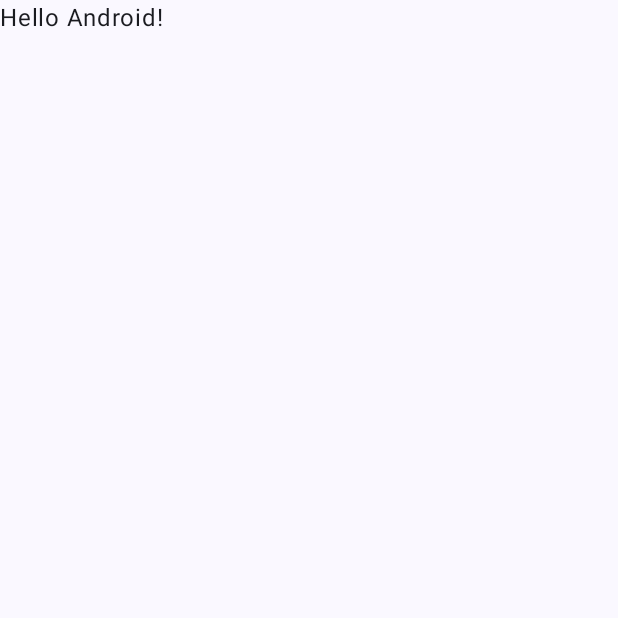
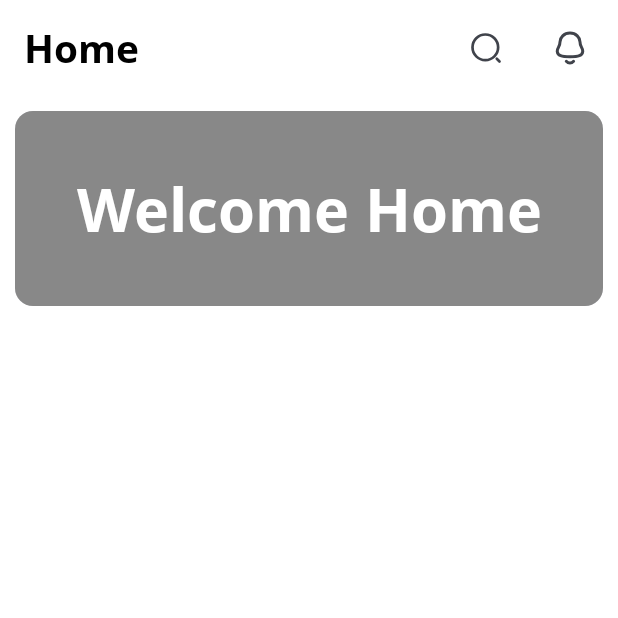
Before and after one commit to aamir046/eBooksLibrary-Compose-app, an Android app built with Jetpack Compose: the screen it shows after launch (MainActivity), on a phone screen of 412 x 824 dp, the top half of it. Before the commit the part shown is almost empty. Run offline under Robolectric (Android 15) with nearby library versions, the phone set to English and light mode, and no system bars.

Commit message:
Home screen updated with App Bar

```diff
--- a/app/src/main/java/com/aamir/compose/eBooksLibrary/presentation/home/HomeScreen.kt
+++ b/app/src/main/java/com/aamir/compose/eBooksLibrary/presentation/home/HomeScreen.kt
@@ -1,14 +1,25 @@
 package com.aamir.compose.eBooksLibrary.presentation.home
 
+import androidx.compose.foundation.background
 import androidx.compose.foundation.layout.Box
 import androidx.compose.foundation.layout.fillMaxSize
+import androidx.compose.foundation.layout.fillMaxWidth
+import androidx.compose.foundation.layout.height
 import androidx.compose.foundation.layout.padding
+import androidx.compose.material3.Card
+import androidx.compose.material3.MaterialTheme
 import androidx.compose.material3.Scaffold
 import androidx.compose.material3.Text
 import androidx.compose.runtime.Composable
+import androidx.compose.ui.Alignment
 import androidx.compose.ui.Modifier
+import androidx.compose.ui.graphics.Color
+import androidx.compose.ui.text.font.FontWeight
 import androidx.compose.ui.tooling.preview.Devices
 import androidx.compose.ui.tooling.preview.Preview
+import androidx.compose.ui.unit.dp
+import androidx.compose.ui.unit.sp
+import com.aamir.compose.eBooksLibrary.presentation.home.components.HomeAppBar
 
 @Composable
 fun HomeScreenRoot() {
@@ -17,33 +28,40 @@ fun HomeScreenRoot() {
 
 
 @Composable
-fun HomeScreen(){
-    Scaffold(modifier = Modifier.fillMaxSize()) { innerPadding ->
-        Greeting(
-            name = "Android",
-            modifier = Modifier.padding(innerPadding)
-        )
+fun HomeScreen(
+    modifier: Modifier = Modifier
+){
+    Scaffold(
+        topBar = {
+            HomeAppBar()
+        },
+        modifier = modifier.fillMaxSize()
+    ) { innerPadding ->
+
+        Box(modifier = modifier
+            .padding(innerPadding)
+            .fillMaxSize()
+            .background(Color.White)) {
+
+            Card(
+                modifier = Modifier
+                    .height(150.dp)
+                    .fillMaxWidth()
+                    .padding(10.dp)
+            ) {
+                Box(modifier = modifier.fillMaxSize().background(Color.Gray)){
+                    Text(modifier = Modifier.align(Alignment.Center), text = "Welcome Home", style = MaterialTheme.typography.titleLarge,
+                        fontWeight = FontWeight.Bold,
+                        fontSize = 40.sp,
+                        color = Color.White)
+                }
+            }
+        }
     }
 }
 
-@Composable
-fun Greeting(name: String, modifier: Modifier = Modifier) {
-    Text(
-        text = "Hello $name!",
-        modifier = modifier
-    )
-}
-
-@Preview(showBackground = true, name = "Empty View", device = Devices.NEXUS_5)
+@Preview(apiLevel = 34, showBackground = true, name = "Empty View", device = Devices.PIXEL)
 @Composable
 fun GreetingPreview() {
-    Scaffold(modifier = Modifier.fillMaxSize()) { paddingValues ->
-        Box(
-            modifier = Modifier
-                .padding(paddingValues)
-                .fillMaxSize()
-        ) {
-            Greeting("Android")
-        }
-    }
+    HomeScreen()
 }
--- /dev/null
+++ b/app/src/main/java/com/aamir/compose/eBooksLibrary/presentation/home/components/AppBarHome.kt
@@ -0,0 +1,169 @@
+package com.aamir.compose.eBooksLibrary.presentation.home.components
+
+import androidx.compose.foundation.background
+import androidx.compose.foundation.border
+import androidx.compose.foundation.clickable
+import androidx.compose.foundation.layout.Box
+import androidx.compose.foundation.layout.Row
+import androidx.compose.foundation.layout.fillMaxSize
+import androidx.compose.foundation.layout.fillMaxWidth
+import androidx.compose.foundation.layout.height
+import androidx.compose.foundation.layout.padding
+import androidx.compose.foundation.layout.width
+import androidx.compose.foundation.shape.RoundedCornerShape
+import androidx.compose.foundation.text.BasicTextField
+import androidx.compose.material3.ExperimentalMaterial3Api
+import androidx.compose.material3.Icon
+import androidx.compose.material3.IconButton
+import androidx.compose.material3.LocalTextStyle
+import androidx.compose.material3.MaterialTheme
+import androidx.compose.material3.Scaffold
+import androidx.compose.material3.Text
+import androidx.compose.material3.TopAppBar
+import androidx.compose.material3.TopAppBarDefaults
+import androidx.compose.runtime.Composable
+import androidx.compose.runtime.getValue
+import androidx.compose.runtime.mutableStateOf
+import androidx.compose.runtime.remember
+import androidx.compose.runtime.setValue
+import androidx.compose.ui.Alignment
+import androidx.compose.ui.Modifier
+import androidx.compose.ui.graphics.Color
+import androidx.compose.ui.graphics.SolidColor
+import androidx.compose.ui.res.painterResource
+import androidx.compose.ui.text.font.Font
+import androidx.compose.ui.text.font.FontFamily
+import androidx.compose.ui.text.font.FontStyle
+import androidx.compose.ui.text.font.FontWeight
+import androidx.compose.ui.text.style.TextAlign
+import androidx.compose.ui.tooling.preview.Devices
+import androidx.compose.ui.tooling.preview.Preview
+import androidx.compose.ui.unit.dp
+import com.aamir.compose.eBooksLibrary.R
+import com.aamir.compose.eBooksLibrary.presentation.theme.Purple80
+
+@OptIn(ExperimentalMaterial3Api::class)
+@Composable
+fun HomeAppBar(
+    onNotificationsClick: (Boolean) -> Unit = {},
+    onSearchQuery: (String) -> Unit = {},
+    isSearchingEnabled:(Boolean)->Unit={}
+){
+    var searchQuery by remember { mutableStateOf("") }
+    var isSearching by remember { mutableStateOf(false) }
+    isSearchingEnabled(isSearching)
+    onSearchQuery(searchQuery)
+    TopAppBar(
+        title = {
+            if (isSearching) {
+                Row(
+                    modifier = Modifier
+                        .fillMaxWidth()
+                        .padding(top = 8.dp, bottom = 8.dp, end = 16.dp),
+                    verticalAlignment = Alignment.CenterVertically // Aligns the cancel text with the input field
+                ) {
+                    BasicTextField(
+                        value = searchQuery,
+                        onValueChange = {
+                            searchQuery = it
+                        },
+                        singleLine = true,
+                        cursorBrush = SolidColor(Color.White),
+                        textStyle = MaterialTheme.typography.labelLarge.copy(
+                            textAlign = TextAlign.Start,
+                            color = Color.White
+                        ),
+                        modifier = Modifier
+                            .weight(1f) // Takes up available space before the cancel button
+                            .background(Purple80, shape = RoundedCornerShape(size = 10.dp))
+                            .border(1.dp, color = Purple80, shape = RoundedCornerShape(size = 10.dp)),
+                        decorationBox = { innerTextField ->
+                            Box(
+                                modifier = Modifier
+                                    .fillMaxSize()
+                                    .padding(horizontal = 10.dp), // Padding for both the input text and placeholder
+                                contentAlignment = Alignment.CenterStart // Vertically center the text
+                            ) {
+                                if (searchQuery.isEmpty()) {
+                                    Text(
+                                        text = "Search Notes",
+                                        style = MaterialTheme.typography.labelLarge,
+                                        color = Color.Gray,
+                                        textAlign = TextAlign.Start,
+                                        modifier = Modifier.padding(vertical = 13.dp)
+                                    )
+                                }
+                                innerTextField() // The text entered inside the BasicTextField
+                            }
+                        }
+                    )
+                    Text(
+                        text = "Cancel",
+                        color = Color.White,
+                        modifier = Modifier
+                            .padding(start = 16.dp)
+                            .clickable {
+                                searchQuery = "" // Clear the search query
+                                onSearchQuery("") // Reset the search
+                                isSearching = false // Close the search mode
+                            },
+                        style = MaterialTheme.typography.labelLarge
+                    )
+                }
+            } else {
+                Text(
+                    text = "Home",
+                    style = MaterialTheme.typography.titleLarge,
+                    fontWeight = FontWeight.Bold
+                )
+            }
+        },
+        modifier = Modifier.fillMaxWidth(),
+        colors = TopAppBarDefaults.topAppBarColors(
+            containerColor = Color.White,
+            titleContentColor = Color.Black
+        ),
+        actions = {
+            if(!isSearching) {
+                IconButton(
+                    modifier = Modifier
+                        .padding(horizontal = 8.dp)
+                        .height(40.dp)
+                        .width(40.dp),
+                    onClick = { isSearching = true }
+                ) {
+                    Icon(
+                        painter = painterResource(id = R.drawable.ic_search),
+                        contentDescription = "Search"
+                    )
+                }
+
+                IconButton(
+                    modifier = Modifier
+                        .padding(horizontal = 8.dp)
+                        .height(40.dp)
+                        .width(40.dp),
+                    onClick = { onNotificationsClick.invoke(true) }
+                ) {
+                    Icon(
+                        painter = painterResource(id = R.drawable.ic_notifications),
+                        contentDescription = "Notifications"
+                    )
+                }
+            }
+        }
+    )
+}
+
+@Preview(apiLevel = 34, showBackground = true, device = Devices.PIXEL)
+@Composable
+fun HomeAppBarPreview(){
+    Scaffold(){paddingvalues->
+        Box(modifier = Modifier
+            .padding(paddingvalues)
+            .fillMaxSize()
+            .background(Color.White)){
+            HomeAppBar()
+        }
+    }
+}
--- a/app/src/main/java/com/aamir/compose/eBooksLibrary/presentation/theme/Color.kt
+++ b/app/src/main/java/com/aamir/compose/eBooksLibrary/presentation/theme/Color.kt
@@ -9,3 +9,5 @@ val Pink80 = Color(0xFFEFB8C8)
 val Purple40 = Color(0xFF6650a4)
 val PurpleGrey40 = Color(0xFF625b71)
 val Pink40 = Color(0xFF7D5260)
+
+val black = Color(0xFF000000)
--- a/app/src/main/java/com/aamir/compose/eBooksLibrary/presentation/theme/Type.kt
+++ b/app/src/main/java/com/aamir/compose/eBooksLibrary/presentation/theme/Type.kt
@@ -2,33 +2,68 @@ package com.aamir.compose.eBooksLibrary.presentation.theme
 
 import androidx.compose.material3.Typography
 import androidx.compose.ui.text.TextStyle
+import androidx.compose.ui.text.font.Font
 import androidx.compose.ui.text.font.FontFamily
 import androidx.compose.ui.text.font.FontWeight
 import androidx.compose.ui.unit.sp
+import com.aamir.compose.eBooksLibrary.R
 
 // Set of Material typography styles to start with
 val Typography = Typography(
     bodyLarge = TextStyle(
-        fontFamily = FontFamily.Default,
+        fontFamily = FontFamily(Font(R.font.open_sans_regular)),
         fontWeight = FontWeight.Normal,
         fontSize = 16.sp,
         lineHeight = 24.sp,
         letterSpacing = 0.5.sp
-    )
-    /* Other default text styles to override
+    ),
+
     titleLarge = TextStyle(
-        fontFamily = FontFamily.Default,
-        fontWeight = FontWeight.Normal,
+        fontFamily = FontFamily(Font(R.font.open_sans_bold)),
+        fontWeight = FontWeight.Bold,
+        fontSize = 26.sp,
+        lineHeight = 29.sp,
+        letterSpacing = 0.sp
+    ),
+
+    titleMedium =TextStyle(
+        fontFamily = FontFamily(Font(R.font.open_sans_semibold)),
+        fontWeight = FontWeight.Bold,
         fontSize = 22.sp,
         lineHeight = 28.sp,
         letterSpacing = 0.sp
     ),
+
+    titleSmall =TextStyle(
+        fontFamily = FontFamily(Font(R.font.open_sans_semibold)),
+        fontWeight = FontWeight.Bold,
+        fontSize = 20.sp,
+        lineHeight = 25.sp,
+        letterSpacing = 0.sp
+    ),
+
     labelSmall = TextStyle(
-        fontFamily = FontFamily.Default,
+        fontFamily = FontFamily(Font(R.font.open_sans_light)),
         fontWeight = FontWeight.Medium,
-        fontSize = 11.sp,
+        fontSize = 10.sp,
         lineHeight = 16.sp,
         letterSpacing = 0.5.sp
-    )
-    */
+    ),
+
+    labelMedium = TextStyle(
+        fontFamily = FontFamily(Font(R.font.open_sans_regular)),
+        fontWeight = FontWeight.Medium,
+        fontSize = 12.sp,
+        lineHeight = 16.sp,
+        letterSpacing = 0.5.sp
+    ),
+
+    labelLarge = TextStyle(
+        fontFamily = FontFamily(Font(R.font.open_sans_regular)),
+        fontWeight = FontWeight.Medium,
+        fontSize = 14.sp,
+        lineHeight = 16.sp,
+        letterSpacing = 0.5.sp
+    ),
+
 )
--- /dev/null
+++ b/app/src/main/res/drawable/ic_notifications.xml
@@ -0,0 +1,21 @@
+<vector xmlns:android="http://schemas.android.com/apk/res/android"
+    android:width="24dp"
+    android:height="24dp"
+    android:viewportWidth="24"
+    android:viewportHeight="24">
+  <path
+      android:pathData="M12,17.848C17.639,17.848 20.248,17.124 20.5,14.22C20.5,11.319 18.681,11.505 18.681,7.945C18.681,5.164 16.045,2 12,2C7.955,2 5.319,5.164 5.319,7.945C5.319,11.505 3.5,11.319 3.5,14.22C3.753,17.135 6.362,17.848 12,17.848Z"
+      android:strokeLineJoin="round"
+      android:strokeWidth="2"
+      android:fillColor="#00000000"
+      android:fillType="evenOdd"
+      android:strokeColor="#121212"
+      android:strokeLineCap="round"/>
+  <path
+      android:pathData="M14.389,20.857C13.025,22.372 10.897,22.39 9.52,20.857"
+      android:strokeLineJoin="round"
+      android:strokeWidth="2"
+      android:fillColor="#00000000"
+      android:strokeColor="#121212"
+      android:strokeLineCap="round"/>
+</vector>
--- /dev/null
+++ b/app/src/main/res/drawable/ic_search.xml
@@ -0,0 +1,20 @@
+<vector xmlns:android="http://schemas.android.com/apk/res/android"
+    android:width="24dp"
+    android:height="24dp"
+    android:viewportWidth="24"
+    android:viewportHeight="24">
+  <path
+      android:pathData="M11.55,20.1C16.272,20.1 20.1,16.272 20.1,11.55C20.1,6.828 16.272,3 11.55,3C6.828,3 3,6.828 3,11.55C3,16.272 6.828,20.1 11.55,20.1Z"
+      android:strokeLineJoin="round"
+      android:strokeWidth="1.8"
+      android:fillColor="#00000000"
+      android:strokeColor="#121212"
+      android:strokeLineCap="round"/>
+  <path
+      android:pathData="M21,21L19.2,19.2"
+      android:strokeLineJoin="round"
+      android:strokeWidth="1.8"
+      android:fillColor="#00000000"
+      android:strokeColor="#121212"
+      android:strokeLineCap="round"/>
+</vector>
```
Also changed, not shown: app/src/main/res/drawable/ic_notifications_active.xml (added, +26 -0 lines), app/src/main/res/font/open_sans_bold.ttf (added), app/src/main/res/font/open_sans_light.ttf (added), app/src/main/res/font/open_sans_regular.ttf (added), app/src/main/res/font/open_sans_semibold.ttf (added).
